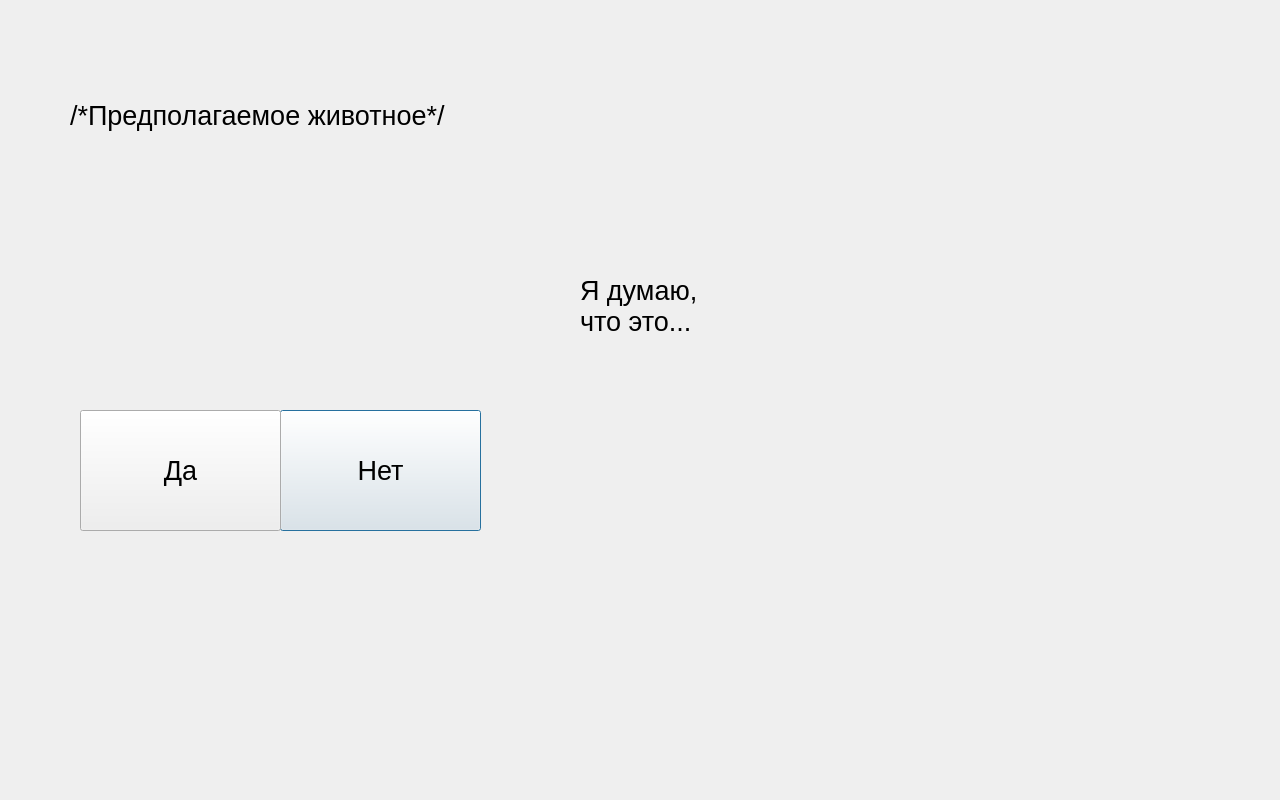
First picture: the form in QtPetinator/guesslast.ui, repository krbroman/Petinator, before the edit.
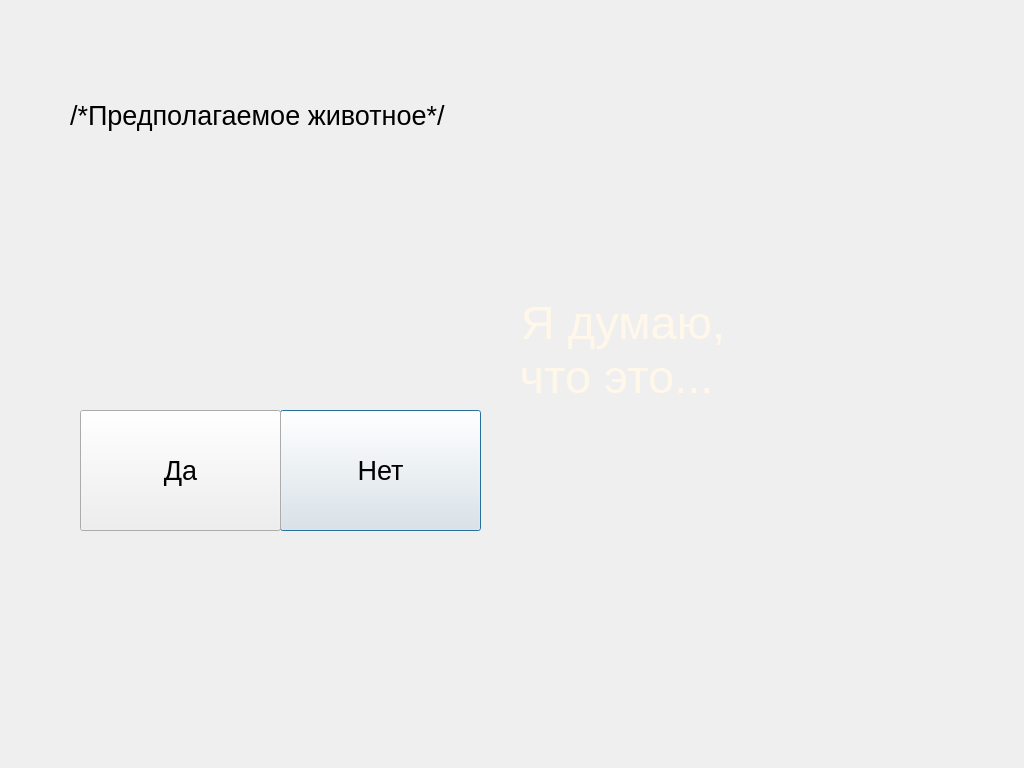
Second picture: the form after the edit.

What changed in the file:
```diff
--- a/QtPetinator/guesslast.ui
+++ b/QtPetinator/guesslast.ui
@@ -6,8 +6,8 @@
    <rect>
     <x>0</x>
     <y>0</y>
-    <width>1280</width>
-    <height>800</height>
+    <width>1024</width>
+    <height>768</height>
    </rect>
   </property>
   <property name="windowTitle">
@@ -16,10 +16,10 @@
   <widget class="QLabel" name="label">
    <property name="geometry">
     <rect>
-     <x>580</x>
-     <y>260</y>
-     <width>161</width>
-     <height>91</height>
+     <x>513</x>
+     <y>296</y>
+     <width>220</width>
+     <height>105</height>
     </rect>
    </property>
    <property name="font">
@@ -28,8 +28,16 @@
     </font>
    </property>
    <property name="text">
-    <string>Я думаю, 
-что это...</string>
+    <string>&lt;html&gt;
+&lt;head/&gt;
+&lt;body&gt;
+&lt;span style=&quot; font-family:'Arial Rounded MT Bold'; font-size:35pt; color:#FFF8EA;&quot;&gt;
+&lt;p align=&quot;center&quot;&gt;Я думаю, &lt;br/&gt;что это...
+&lt;/span&gt;
+&lt;/p&gt;
+&lt;/body&gt;
+&lt;/html&gt;
+</string>
    </property>
   </widget>
   <widget class="QPushButton" name="pushButton_No">
@@ -86,6 +94,108 @@
     <string>Да</string>
    </property>
   </widget>
+  <widget class="QLabel" name="label1">
+   <property name="geometry">
+    <rect>
+     <x>742</x>
+     <y>490</y>
+     <width>294</width>
+     <height>266</height>
+    </rect>
+   </property>
+   <property name="text">
+    <string/>
+   </property>
+  </widget>
+  <widget class="QLabel" name="label2">
+   <property name="geometry">
+    <rect>
+     <x>376</x>
+     <y>353</y>
+     <width>137</width>
+     <height>61</height>
+    </rect>
+   </property>
+   <property name="text">
+    <string/>
+   </property>
+  </widget>
+  <widget class="QLabel" name="label3">
+   <property name="geometry">
+    <rect>
+     <x>-9</x>
+     <y>2</y>
+     <width>1009</width>
+     <height>627</height>
+    </rect>
+   </property>
+   <property name="text">
+    <string/>
+   </property>
+  </widget>
+  <widget class="QLabel" name="label4">
+   <property name="geometry">
+    <rect>
+     <x>545</x>
+     <y>353</y>
+     <width>137</width>
+     <height>61</height>
+    </rect>
+   </property>
+   <property name="text">
+    <string/>
+   </property>
+  </widget>
+  <widget class="QLabel" name="label5">
+   <property name="geometry">
+    <rect>
+     <x>-2</x>
+     <y>-2</y>
+     <width>999</width>
+     <height>592</height>
+    </rect>
+   </property>
+   <property name="text">
+    <string/>
+   </property>
+  </widget>
+  <widget class="QLabel" name="label6">
+   <property name="geometry">
+    <rect>
+     <x>0</x>
+     <y>0</y>
+     <width>1024</width>
+     <height>768</height>
+    </rect>
+   </property>
+   <property name="text">
+    <string/>
+   </property>
+  </widget>
+  <widget class="QLabel" name="label7">
+   <property name="geometry">
+    <rect>
+     <x>463</x>
+     <y>462</y>
+     <width>301</width>
+     <height>181</height>
+    </rect>
+   </property>
+   <property name="text">
+    <string/>
+   </property>
+  </widget>
+  <zorder>label6</zorder>
+  <zorder>pushButton_No</zorder>
+  <zorder>Suggestion</zorder>
+  <zorder>pushButton_Yes</zorder>
+  <zorder>label1</zorder>
+  <zorder>label2</zorder>
+  <zorder>label3</zorder>
+  <zorder>label4</zorder>
+  <zorder>label5</zorder>
+  <zorder>label7</zorder>
+  <zorder>label</zorder>
  </widget>
  <resources/>
  <connections/>
```
